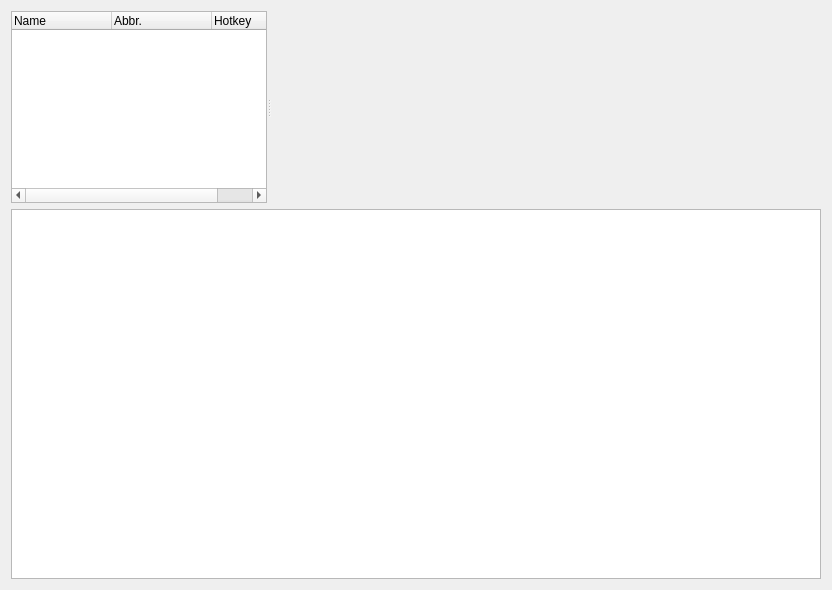
autokey/autokey, file lib/autokey/qtui/resources/ui/centralwidget.ui: the form before one commit.
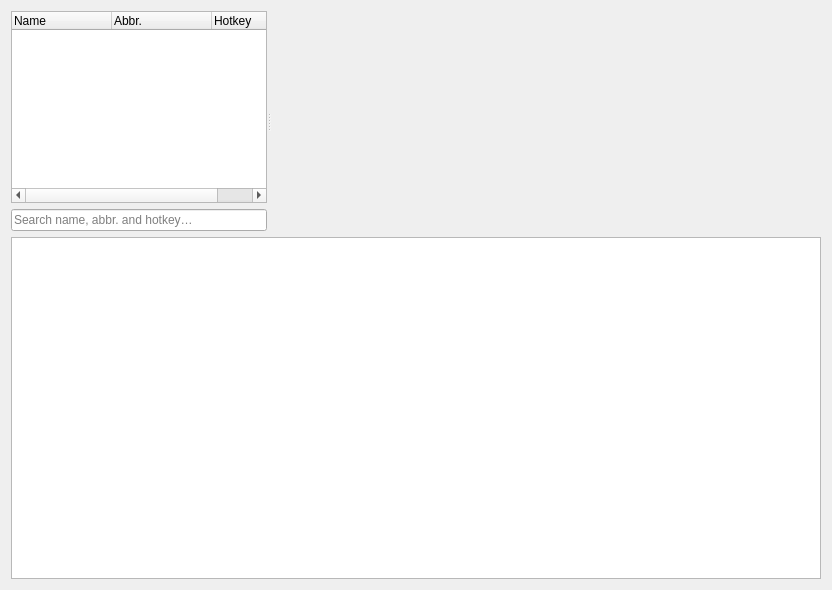
The form after the commit. Custom widgets are drawn as their Qt base class.

Commit message: Add resizable columns, name/abbr/hotkey search, and inline hotkey/window-filter editing

```diff
--- a/lib/autokey/qtui/resources/ui/centralwidget.ui
+++ b/lib/autokey/qtui/resources/ui/centralwidget.ui
@@ -19,6 +19,27 @@
      <property name="orientation">
       <enum>Qt::Horizontal</enum>
      </property>
+     <widget class="QWidget" name="treePane">
+      <property name="sizePolicy">
+       <sizepolicy hsizetype="Expanding" vsizetype="Expanding">
+        <horstretch>0</horstretch>
+        <verstretch>0</verstretch>
+       </sizepolicy>
+      </property>
+      <layout class="QVBoxLayout" name="treePaneLayout">
+       <property name="leftMargin">
+        <number>0</number>
+       </property>
+       <property name="topMargin">
+        <number>0</number>
+       </property>
+       <property name="rightMargin">
+        <number>0</number>
+       </property>
+       <property name="bottomMargin">
+        <number>0</number>
+       </property>
+       <item>
      <widget class="AkTreeWidget" name="treeWidget">
       <property name="sizePolicy">
        <sizepolicy hsizetype="Expanding" vsizetype="Expanding">
@@ -65,6 +86,19 @@
         <string>Hotkey</string>
        </property>
       </column>
+        </widget>
+       </item>
+       <item>
+        <widget class="QLineEdit" name="filterSearch">
+         <property name="placeholderText">
+          <string>Search name, abbr. and hotkey…</string>
+         </property>
+         <property name="clearButtonEnabled">
+          <bool>true</bool>
+         </property>
+        </widget>
+       </item>
+      </layout>
      </widget>
      <widget class="QStackedWidget" name="stack">
       <property name="sizePolicy">
```
Lines whose indentation alone changed are shown as unchanged. The commit also changes 6 other files.
